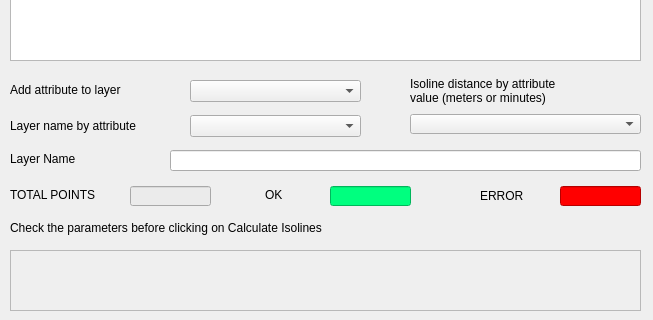
First picture: the form in iso4app/iso4app_massive_dialog_base.ui, repository ksolsrl/QgisIso4app, before the edit; both pictures show x 0 to 653 and y 170 to 490 of the 653 by 594 pixel window.
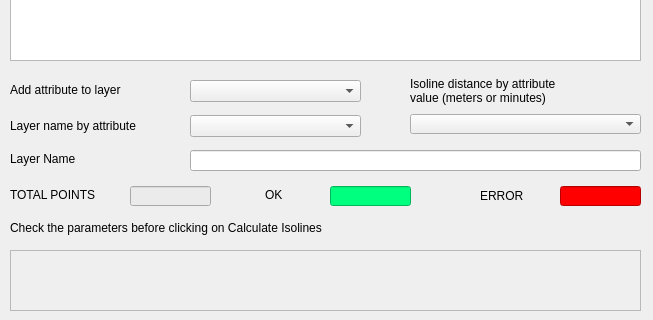
Second picture: the form after the edit.

Diff of the .ui file:
```diff
--- a/iso4app/iso4app_massive_dialog_base.ui
+++ b/iso4app/iso4app_massive_dialog_base.ui
@@ -52,9 +52,9 @@
   <widget class="QLineEdit" name="lineEditLayerName">
    <property name="geometry">
     <rect>
-     <x>170</x>
+     <x>190</x>
      <y>320</y>
-     <width>471</width>
+     <width>451</width>
      <height>21</height>
     </rect>
    </property>
```
